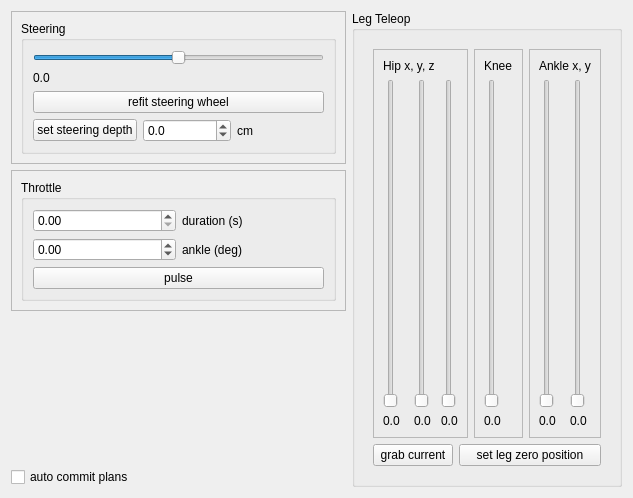
Before: the Qt Designer form software/tools/tools/scripts/DrivingGUI.ui in openhumanoids/oh-distro, drawn with Qt 5.
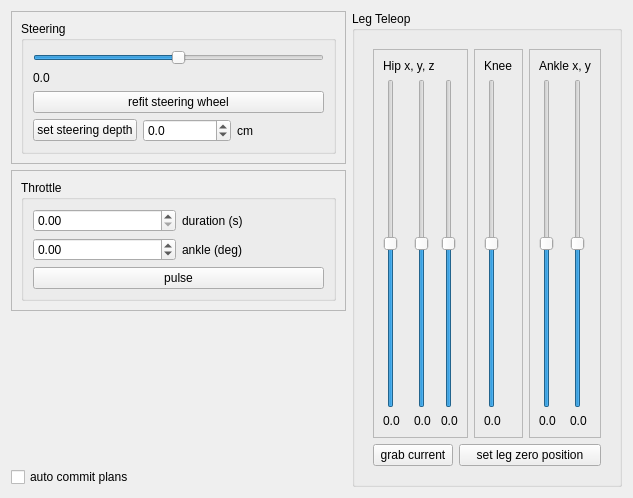
After: the same form once the commit is applied.

Commit message: DrivingGUI: new user interface, still working on wiring up the leg teleop sliders

```diff
--- a/software/tools/tools/scripts/DrivingGUI.ui
+++ b/software/tools/tools/scripts/DrivingGUI.ui
@@ -48,8 +48,11 @@
             </item>
             <item row="1" column="0">
              <widget class="QSlider" name="hipXSlider">
+              <property name="minimum">
+               <number>-180</number>
+              </property>
               <property name="maximum">
-               <number>100</number>
+               <number>180</number>
               </property>
               <property name="orientation">
                <enum>Qt::Vertical</enum>
@@ -58,8 +61,11 @@
             </item>
             <item row="1" column="1">
              <widget class="QSlider" name="hipYSlider">
+              <property name="minimum">
+               <number>-180</number>
+              </property>
               <property name="maximum">
-               <number>100</number>
+               <number>180</number>
               </property>
               <property name="orientation">
                <enum>Qt::Vertical</enum>
@@ -68,8 +74,11 @@
             </item>
             <item row="1" column="2">
              <widget class="QSlider" name="hipZSlider">
+              <property name="minimum">
+               <number>-180</number>
+              </property>
               <property name="maximum">
-               <number>100</number>
+               <number>180</number>
               </property>
               <property name="orientation">
                <enum>Qt::Vertical</enum>
@@ -118,8 +127,11 @@
             </item>
             <item row="1" column="0">
              <widget class="QSlider" name="kneeSlider">
+              <property name="minimum">
+               <number>-180</number>
+              </property>
               <property name="maximum">
-               <number>100</number>
+               <number>180</number>
               </property>
               <property name="orientation">
                <enum>Qt::Vertical</enum>
@@ -154,8 +166,11 @@
             </item>
             <item row="1" column="0">
              <widget class="QSlider" name="ankleXSlider">
+              <property name="minimum">
+               <number>-180</number>
+              </property>
               <property name="maximum">
-               <number>100</number>
+               <number>180</number>
               </property>
               <property name="orientation">
                <enum>Qt::Vertical</enum>
@@ -164,8 +179,11 @@
             </item>
             <item row="1" column="1">
              <widget class="QSlider" name="ankleYSlider">
+              <property name="minimum">
+               <number>-180</number>
+              </property>
               <property name="maximum">
-               <number>100</number>
+               <number>180</number>
               </property>
               <property name="orientation">
                <enum>Qt::Vertical</enum>
```
The commit also changes 1 other file.
